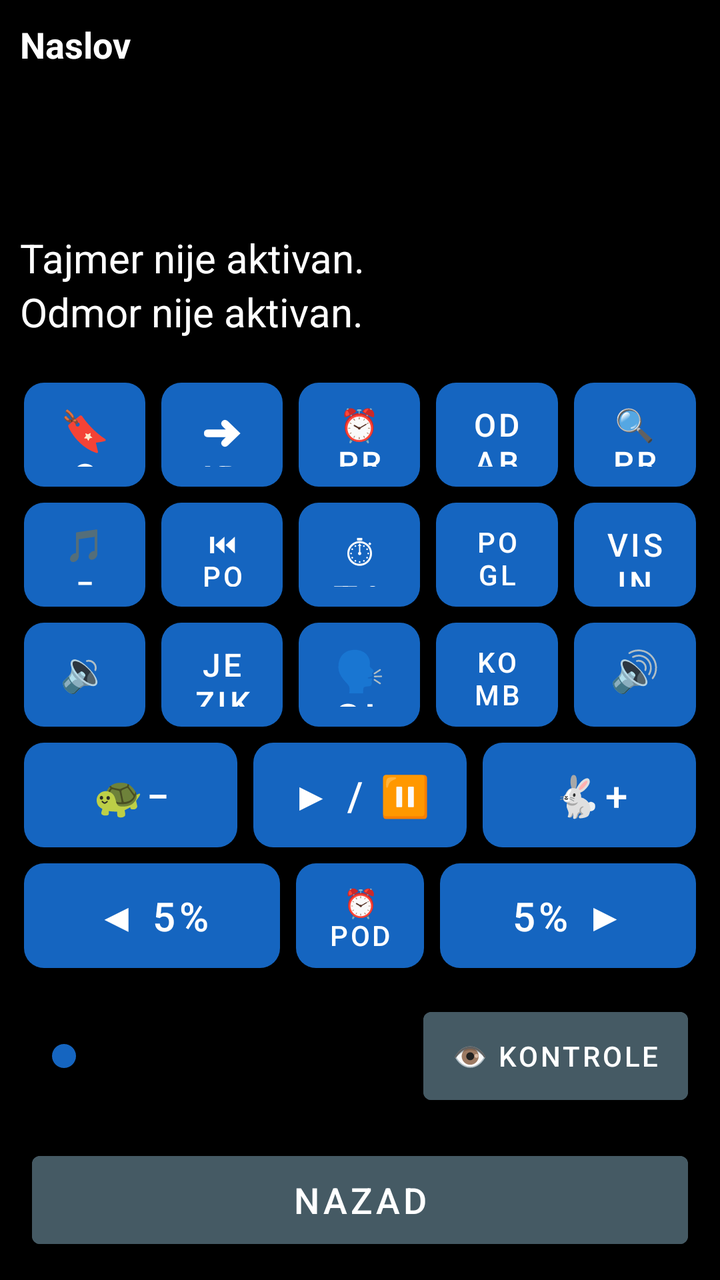
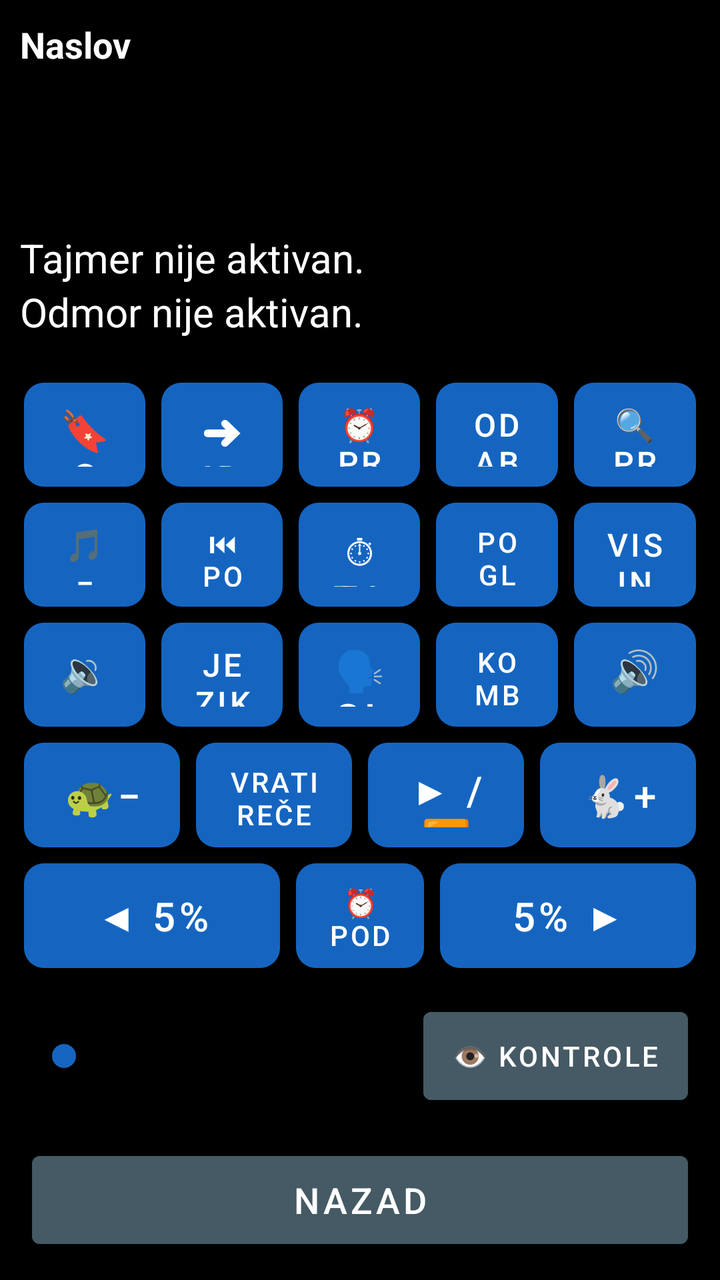

Before-and-after screenshots of an Android layout around one commit, followed by the original layout XML and the change that was made.
<!-- AndroidManifest.xml: application theme Theme.RecPoRec -->
<!-- res/layout/activity_reader.xml -->
<?xml version="1.0" encoding="utf-8"?>
<LinearLayout xmlns:android="http://schemas.android.com/apk/res/android"
    android:layout_width="match_parent"
    android:layout_height="match_parent"
    android:orientation="vertical"
    android:fitsSystemWindows="true"
    android:background="@color/background">

    
    <LinearLayout
        android:id="@+id/layoutStatus"
        android:layout_width="match_parent"
        android:layout_height="wrap_content"
        android:orientation="vertical"
        android:padding="10dp">

        <TextView
            android:id="@+id/textDocTitle"
            android:layout_width="match_parent"
            android:layout_height="wrap_content"
            android:textSize="18sp"
            android:textStyle="bold"
            android:textColor="@color/text_primary"
            android:maxLines="1"
            android:ellipsize="end"
            android:text="Naslov" />

        <TextView
            android:id="@+id/textPages"
            android:layout_width="match_parent"
            android:layout_height="wrap_content"
            android:textSize="20sp"
            android:textColor="@color/text_primary"
            android:accessibilityLiveRegion="polite" />

        <TextView
            android:id="@+id/textElapsed"
            android:layout_width="match_parent"
            android:layout_height="wrap_content"
            android:textSize="20sp"
            android:textColor="@color/text_primary" />

        <TextView
            android:id="@+id/textRemaining"
            android:layout_width="match_parent"
            android:layout_height="wrap_content"
            android:textSize="20sp"
            android:textColor="@color/text_primary" />

        <TextView
            android:id="@+id/textTimerStatus"
            android:layout_width="match_parent"
            android:layout_height="wrap_content"
            android:textSize="20sp"
            android:textColor="@color/text_primary"
            android:text="Tajmer nije aktivan." />

        <TextView
            android:id="@+id/textRestStatus"
            android:layout_width="match_parent"
            android:layout_height="wrap_content"
            android:textSize="20sp"
            android:textColor="@color/text_primary"
            android:text="Odmor nije aktivan." />
    </LinearLayout>

    
    <LinearLayout
        android:layout_width="match_parent"
        android:layout_height="0dp"
        android:layout_weight="1"
        android:orientation="vertical"
        android:padding="8dp">

        
        <LinearLayout
            android:id="@+id/layoutRow1"
            android:layout_width="match_parent"
            android:layout_height="0dp"
            android:layout_weight="1"
            android:orientation="horizontal">

            <Button android:id="@+id/btnBookmarks" style="@style/KeyButton"
                android:backgroundTint="@color/btn_goto_page"
                android:contentDescription="Oznake - dodaj, ukloni ili ukloni sve oznake u ovom dokumentu. Dug pritisak: brzo dodaj oznaku."
                android:text="🔖 Oznake" />

            <Button android:id="@+id/btnGoTo" style="@style/KeyButton"
                android:backgroundTint="@color/btn_goto_page"
                android:contentDescription="Idi na stranicu, minut ili oznaku. Dug pritisak: idi na početak dokumenta."
                android:text="➜ Idi na" />

            <Button android:id="@+id/btnWakeUp" style="@style/KeyButton"
                android:backgroundTint="@color/btn_wakeup"
                android:contentDescription="Probudi me u tačno vreme. Dug pritisak: isključi buđenje."
                android:textSize="16sp"
                android:text="⏰ Probudi" />

            <Button android:id="@+id/btnSelectAll" style="@style/KeyButton"
                android:backgroundTint="@color/btn_combined"
                android:contentDescription="Odaberi sve. Dug pritisak: kopiraj odabrano."
                android:textSize="16sp"
                android:text="Odaberi sve" />

            <Button android:id="@+id/btnSearchText" style="@style/KeyButton"
                android:backgroundTint="@color/btn_goto_page"
                android:contentDescription="Pretraži tekst dokumenta. Dug pritisak: ponovi poslednju pretragu."
                android:textSize="16sp"
                android:text="🔍 Pretraga" />
        </LinearLayout>

        
        <LinearLayout
            android:id="@+id/layoutRow2"
            android:layout_width="match_parent"
            android:layout_height="0dp"
            android:layout_weight="1"
            android:orientation="horizontal">

            <Button android:id="@+id/btnPitchDown" style="@style/KeyButton"
                android:backgroundTint="@color/btn_pitch"
                android:contentDescription="Smanji visinu glasa. Dug pritisak: vrati visinu na opštu."
                android:textSize="16sp"
                android:text="🎵− Visina" />

            <Button android:id="@+id/btnPrevChapter" style="@style/KeyButton"
                android:backgroundTint="@color/btn_chapter"
                android:contentDescription="@string/btn_prev_chapter"
                android:textSize="14sp"
                android:text="⏮ Poglavlje" />

            <Button android:id="@+id/btnTimer" style="@style/KeyButton"
                android:backgroundTint="@color/btn_timer"
                android:contentDescription="@string/btn_timer"
                android:text="⏱ Tajmer" />

            <Button android:id="@+id/btnNextChapter" style="@style/KeyButton"
                android:backgroundTint="@color/btn_chapter"
                android:contentDescription="@string/btn_next_chapter"
                android:textSize="14sp"
                android:text="Poglavlje ⏭" />

            <Button android:id="@+id/btnPitchUp" style="@style/KeyButton"
                android:backgroundTint="@color/btn_pitch"
                android:contentDescription="Povećaj visinu glasa. Dug pritisak: vrati visinu na opštu."
                android:textSize="16sp"
                android:text="Visina 🎵+" />
        </LinearLayout>

        
        <LinearLayout
            android:id="@+id/layoutRow3"
            android:layout_width="match_parent"
            android:layout_height="0dp"
            android:layout_weight="1"
            android:orientation="horizontal">

            <Button android:id="@+id/btnVolDown" style="@style/KeyButton"
                android:backgroundTint="@color/btn_volume"
                android:contentDescription="@string/btn_vol_down"
                android:text="🔉−" />

            <Button android:id="@+id/btnDocLanguage" style="@style/KeyButton"
                android:backgroundTint="@color/btn_goto_page"
                android:contentDescription="Jezik za ovaj dokument. Dug pritisak: poništi sve prethodne radnje."
                android:textSize="16sp"
                android:text="Jezik" />

            <Button android:id="@+id/btnVoice" style="@style/KeyButton"
                android:backgroundTint="@color/btn_voice"
                android:contentDescription="@string/btn_voice"
                android:text="🗣 Glas" />

            <Button android:id="@+id/btnCombinedVoices" style="@style/KeyButton"
                android:backgroundTint="@color/btn_combined"
                android:contentDescription="Kombinovani glasovi za ovaj dokument. Dug pritisak: automatski listaj dokument."
                android:textSize="14sp"
                android:text="Komb. glasovi" />

            <Button android:id="@+id/btnVolUp" style="@style/KeyButton"
                android:backgroundTint="@color/btn_volume"
                android:contentDescription="@string/btn_vol_up"
                android:text="🔊+" />
        </LinearLayout>

        
        <LinearLayout
            android:layout_width="match_parent"
            android:layout_height="0dp"
            android:layout_weight="1"
            android:orientation="horizontal">

            <Button android:id="@+id/btnSpeedDown" style="@style/KeyButton"
                android:backgroundTint="@color/btn_speed"
                android:contentDescription="@string/btn_speed_down"
                android:text="🐢−" />

            <Button android:id="@+id/btnPlayPause" style="@style/KeyButton"
                android:backgroundTint="@color/btn_play"
                android:contentDescription="@string/btn_play_pause"
                android:text="▶ / ⏸" />

            <Button android:id="@+id/btnSpeedUp" style="@style/KeyButton"
                android:backgroundTint="@color/btn_speed"
                android:contentDescription="@string/btn_speed_up"
                android:text="🐇+" />
        </LinearLayout>

        
        <LinearLayout
            android:id="@+id/layoutRow5"
            android:layout_width="match_parent"
            android:layout_height="0dp"
            android:layout_weight="1"
            android:orientation="horizontal">

            <Button android:id="@+id/btnStepBack" style="@style/KeyButton"
                android:layout_weight="2"
                android:backgroundTint="@color/btn_page_nav"
                android:contentDescription="@string/slider_back"
                android:text="◀ 5%" />

            <Button android:id="@+id/btnRemindMe" style="@style/KeyButton"
                android:backgroundTint="@color/btn_timer"
                android:contentDescription="Podsetnik, vraća dokument unazad. Dug pritisak: ponovi poslednji podsetnik."
                android:textSize="14sp"
                android:text="⏰ Podseti" />

            <Button android:id="@+id/btnStepForward" style="@style/KeyButton"
                android:layout_weight="2"
                android:backgroundTint="@color/btn_page_nav"
                android:contentDescription="@string/slider_forward"
                android:text="5% ▶" />
        </LinearLayout>

    </LinearLayout>

    
    <LinearLayout
        android:layout_width="match_parent"
        android:layout_height="wrap_content"
        android:orientation="horizontal"
        android:gravity="center_vertical"
        android:layout_marginStart="16dp"
        android:layout_marginEnd="16dp"
        android:layout_marginTop="4dp"
        android:layout_marginBottom="16dp">

        <SeekBar
            android:id="@+id/seekProgress"
            android:layout_width="0dp"
            android:layout_weight="1"
            android:layout_height="56dp"
            android:contentDescription="@string/slider_position"
            android:max="100"
            android:progressTint="@color/btn_voice"
            android:thumbTint="@color/btn_voice" />

        <Button
            android:id="@+id/btnToggleControls"
            android:layout_width="wrap_content"
            android:layout_height="56dp"
            android:layout_marginStart="10dp"
            android:minWidth="0dp"
            android:paddingStart="14dp"
            android:paddingEnd="14dp"
            android:textSize="14sp"
            android:backgroundTint="@color/btn_combined"
            android:textColor="@color/button_text"
            android:contentDescription="Prikaži ili sakrij kontrole. Dug pritisak: Kratak predah, pauzira čitanje na 15 minuta."
            android:text="👁 Kontrole" />
    </LinearLayout>

    
    <Button
        android:id="@+id/btnBack"
        android:layout_width="match_parent"
        android:layout_height="56dp"
        android:layout_marginStart="16dp"
        android:layout_marginEnd="16dp"
        android:layout_marginBottom="12dp"
        android:textSize="18sp"
        android:backgroundTint="@color/btn_combined"
        android:textColor="@color/button_text"
        android:contentDescription="Nazad. Zatvara dokument, vraća na listu. Dug pritisak: pošalji aplikaciju u pozadinu."
        android:text="Nazad" />

</LinearLayout>
<!-- resources referenced by this layout -->
<resources>
  <color name="background">#000000</color>
  <color name="btn_chapter">#2E7D32</color>
  <color name="btn_combined">#455A64</color>
  <color name="btn_goto_page">#5D4037</color>
  <color name="btn_page_nav">#AD1457</color>
  <color name="btn_pitch">#283593</color>
  <color name="btn_play">#D84315</color>
  <color name="btn_speed">#00838F</color>
  <color name="btn_timer">#6A1B9A</color>
  <color name="btn_voice">#1565C0</color>
  <color name="btn_volume">#F9A825</color>
  <color name="btn_wakeup">#C62828</color>
  <color name="button_text">#FFFFFF</color>
  <color name="text_primary">#FFFFFF</color>
  <string name="btn_next_chapter">Sledeće poglavlje. Dug pritisak: spisak svih poglavlja.</string>
  <string name="btn_play_pause">Pokreni/Pauziraj čitanje. Dug pritisak: reci trenutni status.</string>
  <string name="btn_prev_chapter">Prethodno poglavlje. Dug pritisak: ponovi trenutno poglavlje.</string>
  <string name="btn_speed_down">Smanji brzinu čitanja. Dug pritisak: vrati brzinu na opštu.</string>
  <string name="btn_speed_up">Povećaj brzinu čitanja. Dug pritisak: vrati brzinu na opštu.</string>
  <string name="btn_timer">Tajmer za automatsku pauzu. Dug pritisak: isključi tajmer.</string>
  <string name="btn_voice">Izbor glasa. Dug pritisak: Zakaži čitanje.</string>
  <string name="btn_vol_down">Smanji jačinu zvuka. Dug pritisak: vrati jačinu na opštu.</string>
  <string name="btn_vol_up">Pojačaj zvuk. Dug pritisak: vrati jačinu na opštu.</string>
  <string name="slider_back">Pomeri pet posto unazad. Dug pritisak: ponovi trenutnu stranicu.</string>
  <string name="slider_forward">Pomeri pet posto unapred. Dug pritisak: poništi poslednju radnju.</string>
  <string name="slider_position">Klizač za pomeranje kroz knjigu, pet posto po koraku</string>
  <style name="KeyButton">
          <item name="android:layout_width">0dp</item>
          <item name="android:layout_height">match_parent</item>
          <item name="android:layout_weight">1</item>
          <item name="android:layout_margin">4dp</item>
          <item name="android:textSize">20sp</item>
          <item name="android:textColor">@color/button_text</item>
          <item name="android:background">@drawable/key_button_shape</item>
          <item name="android:stateListAnimator">@null</item>
          <item name="android:elevation">0dp</item>
      </style>
  <style name="Theme.RecPoRec" parent="Theme.MaterialComponents.DayNight.NoActionBar">
          <item name="android:windowBackground">@color/background</item>
          <item name="android:textColorPrimary">@color/text_primary</item>
          <item name="colorPrimary">@color/btn_voice</item>
          <item name="colorOnPrimary">@color/button_text</item>
          <item name="alertDialogTheme">@style/RecPoRecAlertDialog</item>
          <item name="android:alertDialogTheme">@style/RecPoRecAlertDialog</item>
      </style>
  <!-- drawable key_button_shape (drawable) -->
  <?xml version="1.0" encoding="utf-8"?>
  <shape xmlns:android="http://schemas.android.com/apk/res/android"
      android:shape="rectangle">
      <corners android:radius="10dp" />
      <solid android:color="#FFFFFF" />
  </shape>
  <style name="RecPoRecDialogText" parent="TextAppearance.AppCompat.Medium">
          <item name="android:textSize">20sp</item>
          <item name="android:textColor">@color/text_primary</item>
      </style>
  <style name="RecPoRecDialogButton" parent="Widget.AppCompat.Button.ButtonBar.AlertDialog">
          <item name="android:textSize">18sp</item>
          <item name="android:textColor">@color/btn_goto_page</item>
          <item name="android:textStyle">bold</item>
      </style>
  <!-- unchanged entries left out for length: 1 -->
</resources>

<!-- the commit's change to res/layout/activity_reader.xml (unified diff, before → after) -->
@@ -194,6 +194,12 @@
                 android:backgroundTint="@color/btn_speed"
                 android:contentDescription="@string/btn_speed_down"
                 android:text="🐢−" />
+
+            <Button android:id="@+id/btnRewindSentences" style="@style/KeyButton"
+                android:backgroundTint="@color/btn_combined"
+                android:contentDescription="Vrati rečenice. Dug pritisak: ponovi poslednje vraćanje rečenica."
+                android:textSize="14sp"
+                android:text="Vrati rečenice" />
 
             <Button android:id="@+id/btnPlayPause" style="@style/KeyButton"
                 android:backgroundTint="@color/btn_play"
